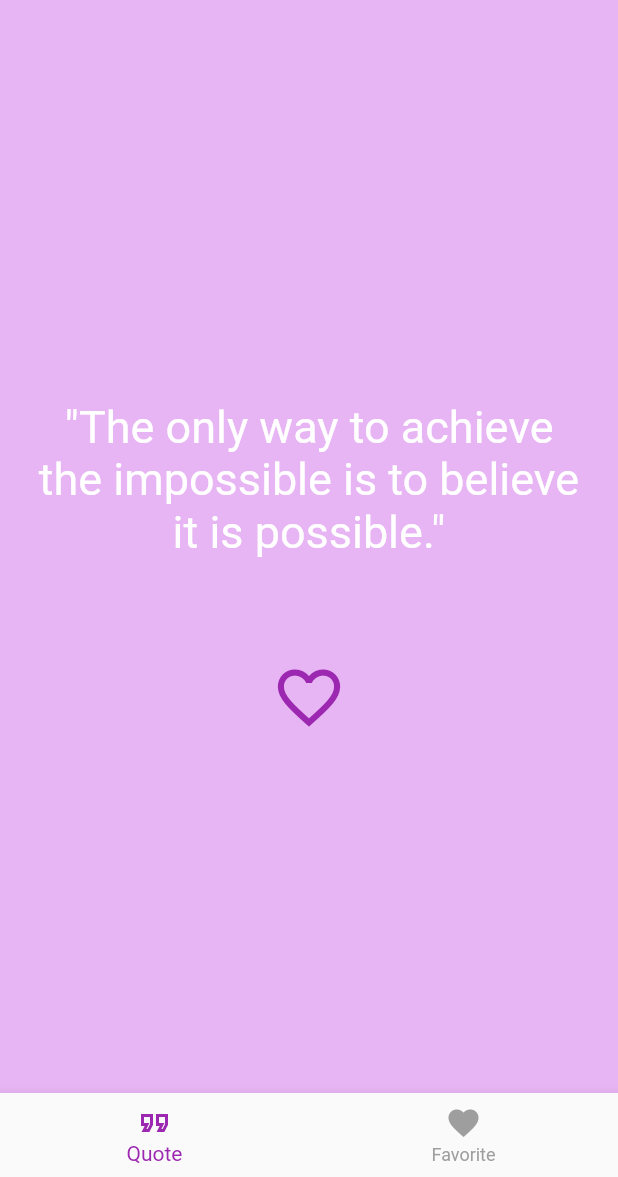
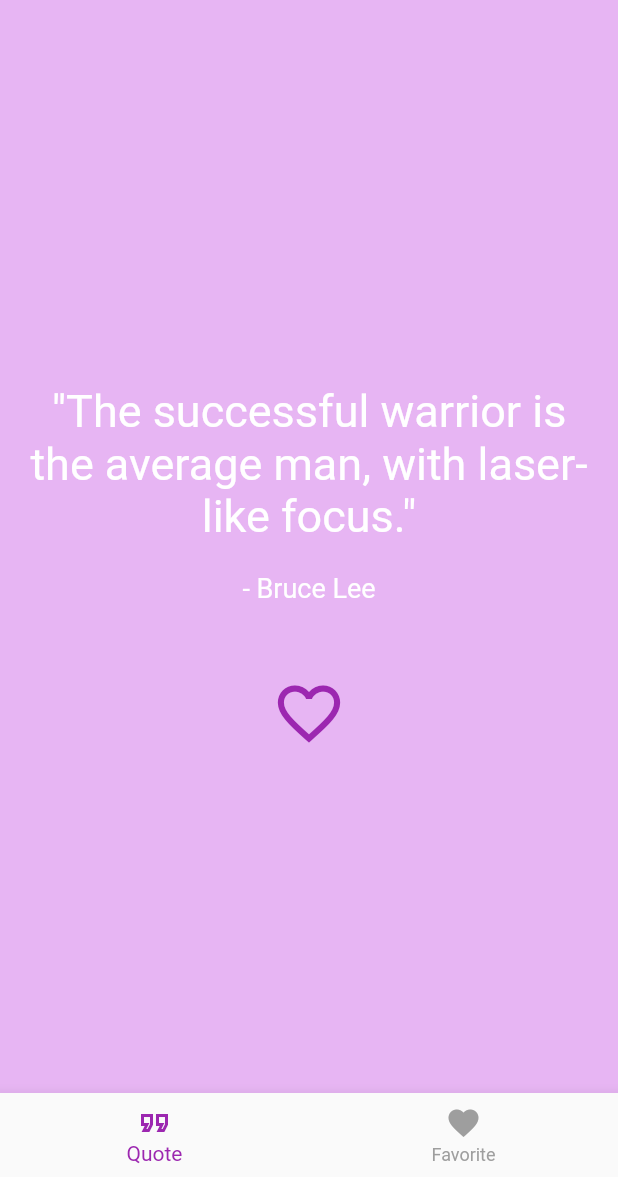
Before and after one commit to MiriamBaumgartner/ponder_points_app, a Flutter app: the screen it shows after launch, on a phone screen of 412 x 824 dp, the part 59-1236 px from its top. Run offline on Flutter 3.47's test engine with Material 2 defaults, Android fonts, the phone set to English and light mode, and no system bars.

Commit message:
added Quote class, showing author

```diff
--- a/lib/bottom_navigation_screen.dart
+++ b/lib/bottom_navigation_screen.dart
@@ -1,10 +1,11 @@
 import 'package:flutter/material.dart';
 import 'package:ponder_points_app/favorite_screen.dart';
+import 'package:ponder_points_app/models/quote.dart';
 import 'package:ponder_points_app/quotes_screen.dart';
 
 class BottomNavigationScreen extends StatefulWidget {
   const BottomNavigationScreen(this.favoriteQuotes, {super.key});
-  final List<String> favoriteQuotes;
+  final List<Quote> favoriteQuotes;
 
   @override
   State<BottomNavigationScreen> createState() => _BottomNavigationScreenState();
--- a/lib/favorite_screen.dart
+++ b/lib/favorite_screen.dart
@@ -1,11 +1,12 @@
 import 'package:flutter/material.dart';
+import 'package:ponder_points_app/models/quote.dart';
 
 class FavoriteScreen extends StatefulWidget {
   const FavoriteScreen({
     required this.favorites,
   });
 
-  final List<String> favorites;
+  final List<Quote> favorites;
 
   @override
   State<FavoriteScreen> createState() => _FavoriteScreenState();
@@ -22,16 +23,18 @@ class _FavoriteScreenState extends State<FavoriteScreen> {
       body: ListView.builder(
         itemCount: widget.favorites.length,
         itemBuilder: (BuildContext context, int index) {
-          final favorite = widget.favorites[index];
+          final favoriteQuote = widget.favorites[index];
+
           return Card(
             child: ListTile(
               contentPadding: const EdgeInsets.all(14),
               leading: IconButton(
-                  onPressed: () => removeFavorite(favorite),
+                  onPressed: () => removeFavorite(favoriteQuote),
                   icon: const Icon(
                     Icons.favorite,
                   )),
-              title: Text(favorite),
+              title: Text(favoriteQuote.text),
+              subtitle: Text(favoriteQuote.author),
             ),
           );
         },
@@ -39,7 +42,7 @@ class _FavoriteScreenState extends State<FavoriteScreen> {
     );
   }
 
-  void removeFavorite(String currentQuote) {
+  void removeFavorite(Quote currentQuote) {
     setState(() {
       widget.favorites.remove(currentQuote);
     });
--- a/lib/main.dart
+++ b/lib/main.dart
@@ -1,4 +1,5 @@
 import 'package:flutter/material.dart';
+import 'package:ponder_points_app/models/quote.dart';
 import 'package:ponder_points_app/quotes_screen.dart';
 
 import 'bottom_navigation_screen.dart';
@@ -9,7 +10,7 @@ void main() {
 
 class MyApp extends StatelessWidget {
   MyApp({super.key});
-  List<String> favoriteQuotes = [];
+  List<Quote> favoriteQuotes = [];
 
   @override
   Widget build(BuildContext context) {
--- /dev/null
+++ b/lib/models/quote.dart
@@ -0,0 +1,6 @@
+class Quote {
+  Quote({required this.text, required this.author});
+
+  final String text;
+  final String author;
+}
--- /dev/null
+++ b/lib/quotes_data/quotes_data.dart
@@ -0,0 +1,74 @@
+import 'package:ponder_points_app/models/quote.dart';
+
+List<Quote> quotes = [
+  Quote(
+      text: 'The only way to do great work is to love what you do.',
+      author: 'Steve Jobs'),
+  Quote(
+      text: 'Life is what happens when you are busy making other plans.',
+      author: 'John Lennon'),
+  Quote(text: 'The purpose of our lives is to be happy.', author: 'Dalai Lama'),
+  Quote(
+      text:
+          'Success is not the key to happiness. Happiness is the key to success. If you love what you are doing, you will be successful.',
+      author: 'Albert Schweitzer'),
+  Quote(
+      text: 'Believe you can and you\'re halfway there.',
+      author: 'Theodore Roosevelt'),
+  Quote(
+      text: 'Change your thoughts and you change your world.',
+      author: 'Norman Vincent Peale'),
+  Quote(
+      text: 'It always seems impossible until it’s done.',
+      author: 'Nelson Mandela'),
+  Quote(
+      text: 'The secret of getting ahead is getting started.',
+      author: 'Mark Twain'),
+  Quote(
+      text: 'In order to succeed, we must first believe that we can.',
+      author: 'Nikos Kazantzakis'),
+  Quote(
+      text: 'It does not matter how slowly you go as long as you do not stop.',
+      author: 'Confucius'),
+  Quote(
+      text: 'Act as if what you do makes a difference. It does.',
+      author: 'William James'),
+  Quote(
+      text:
+          'Success usually comes to those who are too busy to be looking for it.',
+      author: 'Henry David Thoreau'),
+  Quote(
+      text:
+          'The future belongs to those who believe in the beauty of their dreams.',
+      author: 'Eleanor Roosevelt'),
+  Quote(
+      text:
+          'The only limit to our realization of tomorrow will be our doubts of today.',
+      author: 'Franklin D. Roosevelt'),
+  Quote(
+      text: 'The successful warrior is the average man, with laser-like focus.',
+      author: 'Bruce Lee'),
+  Quote(
+      text: 'Don’t watch the clock; do what it does. Keep going.',
+      author: 'Sam Levenson'),
+  Quote(
+      text: 'The harder the conflict, the more glorious the triumph.',
+      author: 'Thomas Paine'),
+  Quote(
+      text:
+          'Believe in yourself. You are braver than you think, more talented than you know, and capable of more than you imagine.',
+      author: 'Roy T. Bennett'),
+  Quote(
+      text: 'I find that the harder I work, the more luck I seem to have.',
+      author: 'Thomas Jefferson'),
+  Quote(
+      text: 'Success is not in what you have, but who you are.',
+      author: 'Bo Bennett'),
+  Quote(text: 'With our thoughts, we make the world.', author: 'Buddha'),
+  Quote(
+      text: 'Only those who dare to fail greatly can ever achieve greatly.',
+      author: 'Robert F. Kennedy'),
+  Quote(
+      text: 'A journey of a thousand miles begins with a single step.',
+      author: 'Lao Tzu'),
+];
--- a/lib/quotes_screen.dart
+++ b/lib/quotes_screen.dart
@@ -1,6 +1,8 @@
 import 'dart:math';
 
 import 'package:flutter/material.dart';
+import 'package:ponder_points_app/models/quote.dart';
+import 'package:ponder_points_app/quotes_data/quotes_data.dart';
 
 class QuotesScreen extends StatefulWidget {
   QuotesScreen({
@@ -8,19 +10,11 @@ class QuotesScreen extends StatefulWidget {
     required this.favorites,
   });
 
-  final List<String> favorites;
+  final List<Quote> favorites;
 
-  List<String> quotes = [
-    '"The only way to achieve the impossible is to believe it is possible."',
-    '"Believe you can and you are halfway there."',
-    '"The only limit to our realization of tomorrow will be our doubts of today." ',
-    '"The future belongs to those who believe in the beauty of their dreams."',
-    '"Dont be afraid to give up the good to go for the great."',
-  ];
+  late Quote currentQuote = getQuote();
 
-  late String currentQuote = getQuote();
-
-  String getQuote() {
+  Quote getQuote() {
     final _random = Random();
     final randomInt = _random.nextInt(quotes.length);
 
@@ -46,10 +40,14 @@ class _QuotesScreenState extends State<QuotesScreen> {
             Padding(
               padding: const EdgeInsets.all(20),
               child: Text(
-                widget.currentQuote,
+                '"${widget.currentQuote.text}"',
                 textAlign: TextAlign.center,
                 style: const TextStyle(color: Colors.white, fontSize: 30),
               ),
+            ),
+            Text(
+              '- ' + widget.currentQuote.author,
+              style: const TextStyle(color: Colors.white, fontSize: 18),
             ),
             const SizedBox(
               width: 40,
@@ -69,7 +67,7 @@ class _QuotesScreenState extends State<QuotesScreen> {
     );
   }
 
-  void toggleFavorite(String currentQuote) {
+  void toggleFavorite(Quote currentQuote) {
     setState(() {
       if (widget.favorites.contains(currentQuote)) {
         widget.favorites.remove(currentQuote);
```
